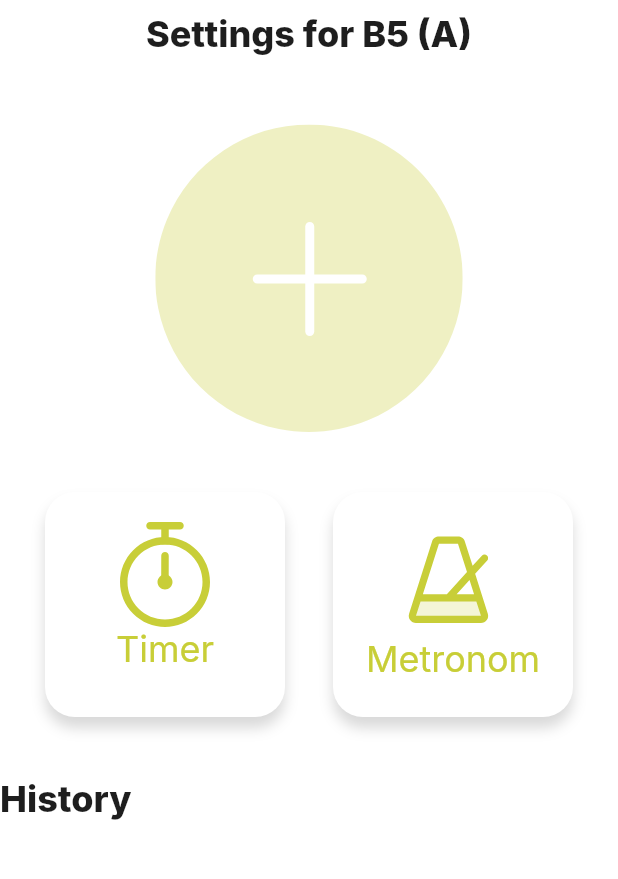
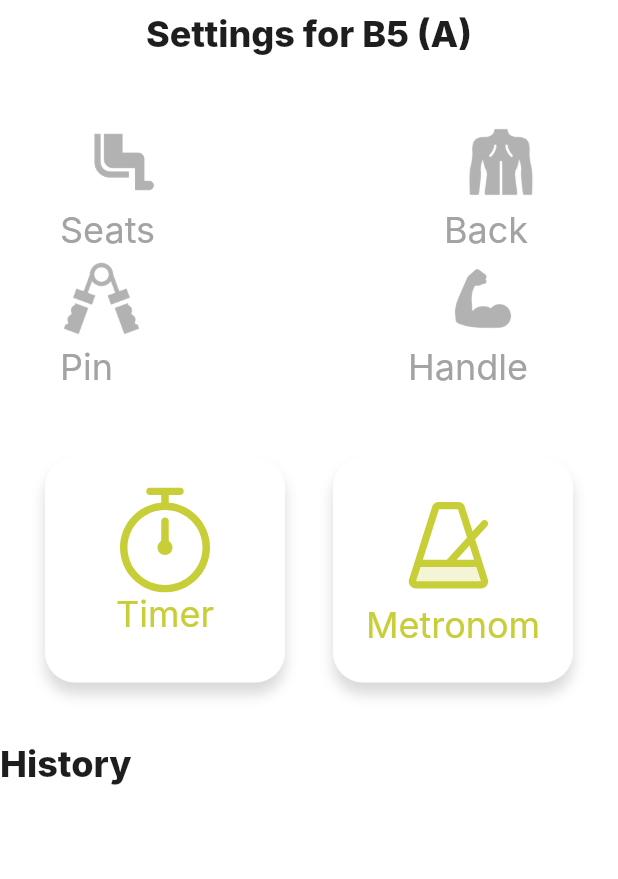
Before and after one commit to MironAlikc/fitness_training, a Flutter app: the SettingsProgramScreen screen opened by its route, on a phone screen of 412 x 824 dp, the part 72-951 px from its top. Run offline on Flutter 3.47's test engine with Material 2 defaults, Android fonts, the phone set to English and light mode, and no system bars; our stand-ins replace auto_route, dio, flutter_bloc, flutter_svg, shared_preferences, table_calendar; accounts and stored records are empty; Roboto replaces fonts that are missing (Inter).

Commit message:
BlocProgramWidget

```diff
--- a/lib/core/const.dart
+++ b/lib/core/const.dart
@@ -2,6 +2,11 @@ class AppConsts {
   static const String apiKey = "f4434c3578724bcf8cd618a10824082f";
   static const String accessToken = 'accessToken';
   static const String tokenType = 'tokenType';
-  static const String loginKey = 'username';
-  static const String passwordKey = 'password';
+  static const String userName = 'username';
+  static const String password = 'password';
+  static const String isLogined = 'isLogined';
+  static const String seats = 'seats';
+  static const String pin = 'pin';
+  static const String back = 'body';
+  static const String handle = 'handle';
 }
--- a/lib/presentation/screens/contacts/select_training_screens.dart
+++ b/lib/presentation/screens/contacts/select_training_screens.dart
@@ -6,6 +6,7 @@ import "package:flutter/material.dart";
 @RoutePage()
 class SelectTrainingScreen extends StatelessWidget {
   const SelectTrainingScreen({
+    super.key,
     required this.selectedTrainers,
   });
   final List<String> selectedTrainers;
@@ -58,7 +59,8 @@ class SelectTrainingScreen extends StatelessWidget {
             ),
             const SizedBox(height: 20),
             Wrap(
-              crossAxisAlignment: WrapCrossAlignment.center,
+              runAlignment: WrapAlignment.start,
+              crossAxisAlignment: WrapCrossAlignment.start,
               alignment: WrapAlignment.center,
               spacing: 10,
               runSpacing: 5,
--- a/lib/presentation/screens/contacts/settings_program/settings_program_screen.dart
+++ b/lib/presentation/screens/contacts/settings_program/settings_program_screen.dart
@@ -1,12 +1,18 @@
+// ignore_for_file: use_build_context_synchronously
+
 import "dart:async";
 import "package:auto_route/auto_route.dart";
+import "package:fitness_training/core/const.dart";
 import "package:fitness_training/presentation/screens/contacts/stopwatch_timer/stopwatch_timer_screens.dart";
 import "package:fitness_training/presentation/themes/app_fonts.dart";
+import "package:fitness_training/presentation/widgets/bloc_program_widget.dart";
 import "package:fitness_training/presentation/widgets/custom_timer_widget.dart";
 import "package:fitness_training/presentation/widgets/settings_for_widget.dart";
+import "package:fitness_training/presentation/widgets/shared_prefs_widget.dart";
 import "package:fitness_training/resources/resources.dart";
 import "package:flutter/material.dart";
 import "package:flutter_svg/svg.dart";
+import "package:shared_preferences/shared_preferences.dart";
 
 @RoutePage()
 class SettingsProgramScreen extends StatefulWidget {
@@ -16,12 +22,13 @@ class SettingsProgramScreen extends StatefulWidget {
   State<SettingsProgramScreen> createState() => _SettingsProgramScreenState();
 }
 
-TextEditingController seatsController = TextEditingController();
-TextEditingController pinController = TextEditingController();
-TextEditingController backController = TextEditingController();
-TextEditingController weightController = TextEditingController();
+TextEditingController controllerSeats = TextEditingController();
+TextEditingController controllerPin = TextEditingController();
+TextEditingController controllerBack = TextEditingController();
+TextEditingController controllerHandle = TextEditingController();
 
 class _SettingsProgramScreenState extends State<SettingsProgramScreen> {
+  String? textProgram;
   @override
   Widget build(BuildContext context) {
     final mediaQuery = MediaQuery.of(context);
@@ -89,12 +96,11 @@ class _SettingsProgramScreenState extends State<SettingsProgramScreen> {
                                         children: [
                                           SettingsForWidget(
                                               text: "Seats",
-                                            controller: seatsController,
-                                          ),
+                                              controller: controllerSeats),
                                           const SizedBox(width: 20),
                                           SettingsForWidget(
                                             text: "Pin",
-                                            controller: pinController,
+                                            controller: controllerPin,
                                           ),
                                         ],
                                       ),
@@ -103,12 +109,12 @@ class _SettingsProgramScreenState extends State<SettingsProgramScreen> {
                                         children: [
                                           SettingsForWidget(
                                             text: "Back",
-                                            controller: backController,
+                                            controller: controllerBack,
                                           ),
                                           const SizedBox(width: 20),
                                           SettingsForWidget(
                                             text: "Weight",
-                                            controller: weightController,
+                                            controller: controllerHandle,
                                           ),
                                         ],
                                       ),
@@ -222,6 +228,8 @@ class _SettingsProgramScreenState extends State<SettingsProgramScreen> {
               ],
             )
           : Column(
+              // mainAxisAlignment: MainAxisAlignment.center,
+              // crossAxisAlignment: CrossAxisAlignment.center,
               children: [
                 const Text(
                   "Settings for B5 (A)",
@@ -258,13 +266,13 @@ class _SettingsProgramScreenState extends State<SettingsProgramScreen> {
                                   Row(
                                     children: [
                                       SettingsForWidget(
-                                      controller: seatsController,
+                                        controller: controllerSeats,
                                         text: "Seats",
                                       ),
                                       const SizedBox(width: 20),
                                       SettingsForWidget(
                                         text: "Pin",
-                                      controller: pinController,
+                                        controller: controllerPin,
                                       ),
                                     ],
                                   ),
@@ -273,12 +281,12 @@ class _SettingsProgramScreenState extends State<SettingsProgramScreen> {
                                     children: [
                                       SettingsForWidget(
                                         text: "Back",
-                                      controller: backController,
+                                        controller: controllerBack,
                                       ),
                                       const SizedBox(width: 20),
                                       SettingsForWidget(
                                         text: "Weight",
-                                      controller: weightController,
+                                        controller: controllerHandle,
                                       ),
                                     ],
                                   ),
@@ -292,8 +300,8 @@ class _SettingsProgramScreenState extends State<SettingsProgramScreen> {
                               ),
                               actions: [
                                 Padding(
-                                padding:
-                                    const EdgeInsets.symmetric(horizontal: 10),
+                                  padding: const EdgeInsets.symmetric(
+                                      horizontal: 10),
                                   child: Row(
                                     mainAxisAlignment:
                                         MainAxisAlignment.spaceBetween,
@@ -322,8 +330,23 @@ class _SettingsProgramScreenState extends State<SettingsProgramScreen> {
                                                   BorderRadius.circular(30),
                                             ),
                                           ),
-                                        onPressed: () =>
-                                            Navigator.of(context).pop(),
+                                          onPressed: () async {
+                                            final SharedPreferences prefs =
+                                                SharedPrefsWidget.prefs;
+                                            await prefs.setString(
+                                                AppConsts.seats,
+                                                controllerSeats.text);
+                                            await prefs.setString(AppConsts.pin,
+                                                controllerPin.text);
+                                            await prefs.setString(
+                                                AppConsts.back,
+                                                controllerBack.text);
+                                            await prefs.setString(
+                                                AppConsts.handle,
+                                                controllerHandle.text);
+                                            Navigator.of(context).pop();
+                                            setState(() {});
+                                          },
                                           child: const Text(
                                             "Ok",
                                             textAlign: TextAlign.center,
@@ -341,9 +364,11 @@ class _SettingsProgramScreenState extends State<SettingsProgramScreen> {
                         ),
                       );
                     },
-                  child: SvgPicture.asset(
-                    AppSvgs.settingsProgram,
-                  ),
+                    child: //textProgram != null
+                        const BlocProgramWidget()
+                    // : SvgPicture.asset(
+                    //     AppSvgs.settingsProgram,
+                    //   ),
                     ),
                 const SizedBox(height: 40),
                 Padding(
--- /dev/null
+++ b/lib/presentation/widgets/bloc_program_widget.dart
@@ -0,0 +1,54 @@
+import 'package:fitness_training/core/const.dart';
+import 'package:fitness_training/presentation/widgets/program_information_widget.dart';
+import 'package:fitness_training/presentation/widgets/shared_prefs_widget.dart';
+import 'package:fitness_training/resources/resources.dart';
+import 'package:flutter/material.dart';
+
+class BlocProgramWidget extends StatelessWidget {
+  const BlocProgramWidget({super.key});
+
+  @override
+  Widget build(BuildContext context) {
+    return Padding(
+      padding: const EdgeInsets.symmetric(horizontal: 40),
+      child: Column(
+        children: [
+          Row(
+            mainAxisAlignment: MainAxisAlignment.spaceBetween,
+            children: [
+              ProgramInformationWidget(
+                image: AppPngs.seats,
+                text: 'Seats',
+                textInt:
+                    SharedPrefsWidget.prefs.getString(AppConsts.seats) ?? '',
+              ),
+              ProgramInformationWidget(
+                image: AppPngs.body,
+                text: 'Back',
+                textInt:
+                    SharedPrefsWidget.prefs.getString(AppConsts.back) ?? '',
+              ),
+            ],
+          ),
+          const SizedBox(width: 40),
+          Row(
+            mainAxisAlignment: MainAxisAlignment.spaceBetween,
+            children: [
+              ProgramInformationWidget(
+                image: AppPngs.pin,
+                text: 'Pin',
+                textInt: SharedPrefsWidget.prefs.getString(AppConsts.pin) ?? '',
+              ),
+              ProgramInformationWidget(
+                image: AppPngs.handle,
+                text: 'Handle',
+                textInt:
+                    SharedPrefsWidget.prefs.getString(AppConsts.handle) ?? '',
+              ),
+            ],
+          ),
+        ],
+      ),
+    );
+  }
+}
--- /dev/null
+++ b/lib/presentation/widgets/program_information_widget.dart
@@ -0,0 +1,55 @@
+import 'package:flutter/material.dart';
+
+class ProgramInformationWidget extends StatelessWidget {
+  const ProgramInformationWidget({
+    super.key,
+    required this.image,
+    required this.text,
+    required this.textInt,
+  });
+
+  final String image;
+  final String text;
+  final String textInt;
+  @override
+  Widget build(BuildContext context) {
+    return Column(
+      //mainAxisAlignment: MainAxisAlignment.center,
+      // crossAxisAlignment: CrossAxisAlignment.center,
+      children: [
+        Image.asset(
+          image,
+          height: 50,
+          width: 50,
+          color: Colors.black,
+        ),
+        Row(
+          crossAxisAlignment: CrossAxisAlignment.center,
+          children: [
+            Text(
+              text,
+              style: const TextStyle(
+                color: Color(0xFFA3A3A3),
+                fontSize: 24,
+                fontFamily: 'Inter',
+                fontWeight: FontWeight.w400,
+                height: 0,
+              ),
+            ),
+            const SizedBox(width: 20),
+            Text(
+              textInt,
+              style: const TextStyle(
+                color: Color(0xFF1E1E1E),
+                fontSize: 34,
+                fontFamily: 'Inter',
+                fontWeight: FontWeight.w700,
+                height: 0,
+              ),
+            ),
+          ],
+        )
+      ],
+    );
+  }
+}
--- a/lib/resources/app_pngs.dart
+++ b/lib/resources/app_pngs.dart
@@ -12,4 +12,8 @@ class AppPngs {
   static const String settings = 'assets/pngs/settings.png';
   static const String user = 'assets/pngs/user.png';
   static const String userImage = 'assets/pngs/user_image.png';
+  static const String body = 'assets/pngs/body.png';
+  static const String handle = 'assets/pngs/handle.png';
+  static const String pin = 'assets/pngs/pin.png';
+  static const String seats = 'assets/pngs/seats.png';
 }
```
Also changed, not shown: lib/app.dart (+8 -5 lines), lib/bloc/bloc_auth/auth_bloc.dart (+0 -14 lines), lib/presentation/screens/contacts/program_screen.dart (+6 -1 lines), lib/presentation/screens/login_screen.dart (+14 -39 lines), lib/presentation/screens/splash_screen.dart (+18 -2 lines), lib/presentation/widgets/tab_bar_training_widget.dart (+4 -3 lines), assets/pngs/body.png (added), assets/pngs/handle.png (added), assets/pngs/pin.png (added), assets/pngs/seats.png (added). Lines whose indentation alone changed are shown as unchanged.
